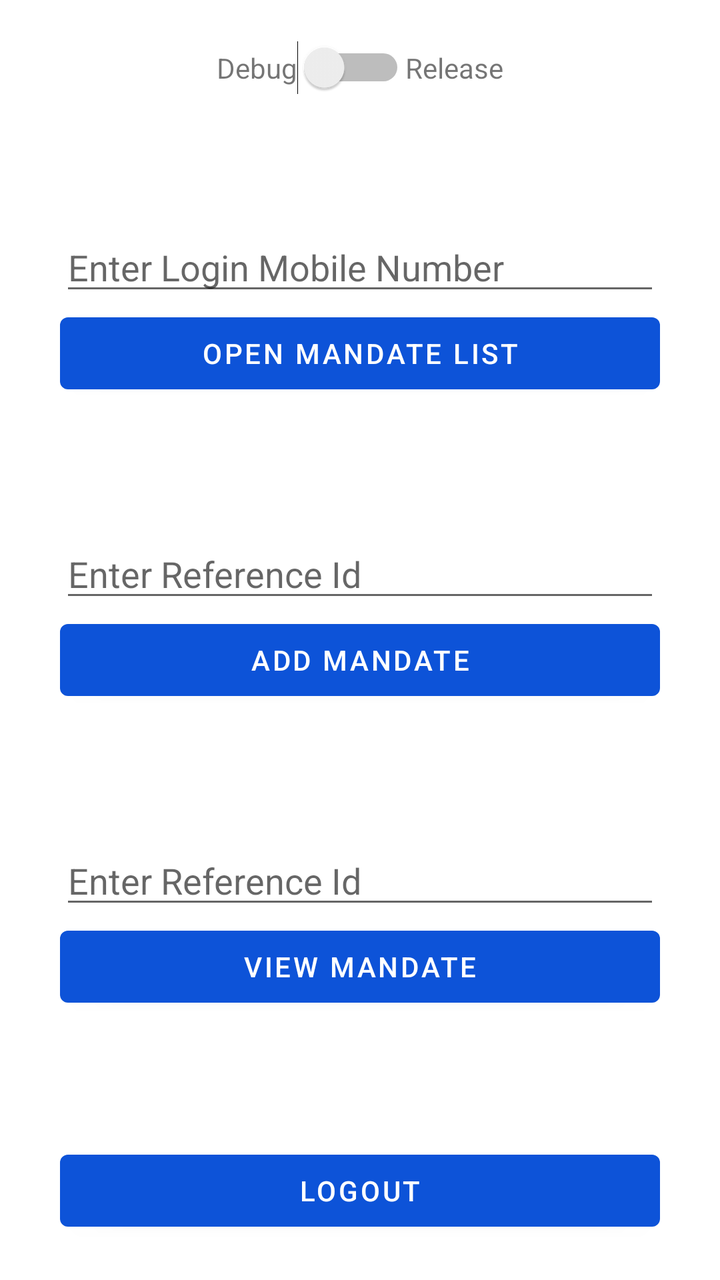
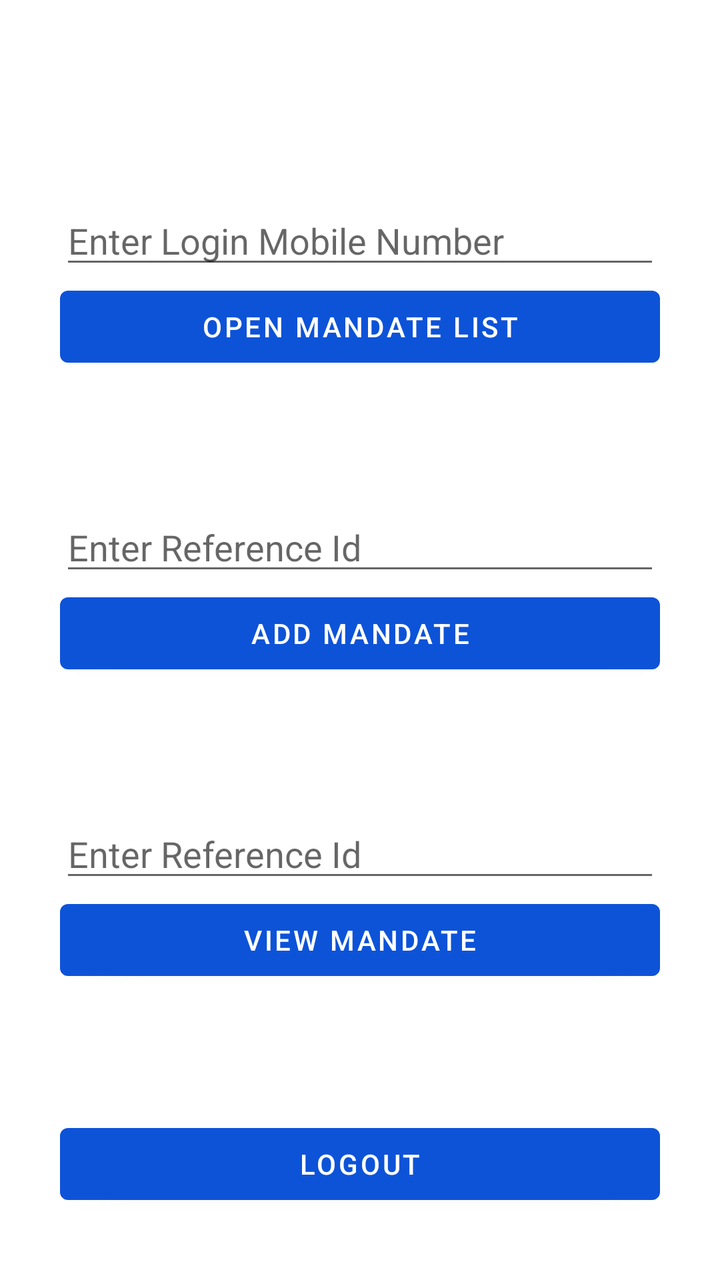

Screens rendered from an Android XML layout before and after an edit, with the pre-edit source and the edit as a unified diff.
<!-- AndroidManifest.xml: application theme MySplashScreen -->
<!-- res/layout/activity_main.xml -->
<?xml version="1.0" encoding="utf-8"?>
<LinearLayout xmlns:android="http://schemas.android.com/apk/res/android"
    xmlns:tools="http://schemas.android.com/tools"
    android:id="@+id/navigation_container"
    android:layout_width="match_parent"
    android:layout_height="match_parent"
    android:background="@color/grey_6"
    android:orientation="vertical"
    android:gravity="center"
    tools:context=".main.app.presentation.ui.view.MainActivity">

    <LinearLayout
        android:layout_width="match_parent"
        android:layout_height="wrap_content"
        android:gravity="center">

        <TextView
            android:layout_width="wrap_content"
            android:layout_height="wrap_content"
            android:text="Debug"/>

        <Switch
            android:id="@+id/switchView"
            android:layout_width="wrap_content"
            android:layout_height="wrap_content"/>

        <TextView
            android:layout_width="wrap_content"
            android:layout_height="wrap_content"
            android:text="Release"/>

    </LinearLayout>

    <androidx.appcompat.widget.AppCompatEditText
        android:id="@+id/etMobile"
        android:layout_width="@dimen/size_300"
        android:layout_height="wrap_content"
        android:layout_marginTop="@dimen/size_64"
        android:hint="Enter Login Mobile Number"/>

    <Button
        android:id="@+id/btnOpen"
        android:layout_width="@dimen/size_300"
        android:layout_height="wrap_content"
        android:elevation="@dimen/size_0"
        android:text="Open Mandate List"
        android:layout_gravity="center"/>

    <androidx.appcompat.widget.AppCompatEditText
        android:id="@+id/etReference1"
        android:layout_width="@dimen/size_300"
        android:layout_height="wrap_content"
        android:layout_marginTop="@dimen/size_64"
        android:hint="Enter Reference Id"/>

    <Button
        android:id="@+id/btnMandateAdd"
        android:layout_width="@dimen/size_300"
        android:layout_height="wrap_content"
        android:elevation="@dimen/size_0"
        android:text="Add Mandate"
        android:layout_gravity="center"/>

    <androidx.appcompat.widget.AppCompatEditText
        android:id="@+id/etReference2"
        android:layout_width="@dimen/size_300"
        android:layout_height="wrap_content"
        android:layout_marginTop="@dimen/size_64"
        android:hint="Enter Reference Id"/>

    <Button
        android:id="@+id/btnMandateDetails"
        android:layout_width="@dimen/size_300"
        android:layout_height="wrap_content"
        android:elevation="@dimen/size_0"
        android:text="View Mandate"
        android:layout_gravity="center"/>

    <Button
        android:id="@+id/btnLogout"
        android:layout_width="@dimen/size_300"
        android:layout_height="wrap_content"
        android:layout_marginTop="@dimen/size_64"
        android:elevation="@dimen/size_0"
        android:text="Logout"
        android:layout_gravity="center"/>
</LinearLayout>
<!-- resources referenced by this layout -->
<resources>
  <color name="grey_6">#FFFFFF</color>
  <dimen name="size_0">0dp</dimen>
  <dimen name="size_300">300dp</dimen>
  <dimen name="size_64">64dp</dimen>
  <style name="MySplashScreen" parent="Theme.MaterialComponents.Light.NoActionBar">
          <item name="colorPrimary">@color/blue_2</item>
          <item name="colorPrimaryDark">@color/blue_1</item>
          <item name="colorAccent">@color/blue_4</item>
          <item name="colorPrimaryVariant">@color/blue_1</item>
          <item name="colorSecondary">@color/blue_4</item>
          <item name="colorSecondaryVariant">@color/blue_5</item>
  
          <item name="android:windowNoTitle">true</item>
          <item name="android:windowFullscreen">true</item>
          <item name="android:navigationBarColor">@android:color/transparent</item>
          <item name="android:windowContentOverlay">@null</item>
      </style>
  <color name="blue_2">#0D53D8</color>
  <color name="blue_1">#0B45B0</color>
  <color name="blue_4">#8ABBF3</color>
  <color name="blue_5">#ECF4FD</color>
</resources>

<!-- the commit's change to res/layout/activity_main.xml (unified diff, before → after) -->
@@ -12,6 +12,7 @@
     <LinearLayout
         android:layout_width="match_parent"
         android:layout_height="wrap_content"
+        android:visibility="gone"
         android:gravity="center">
 
         <TextView
